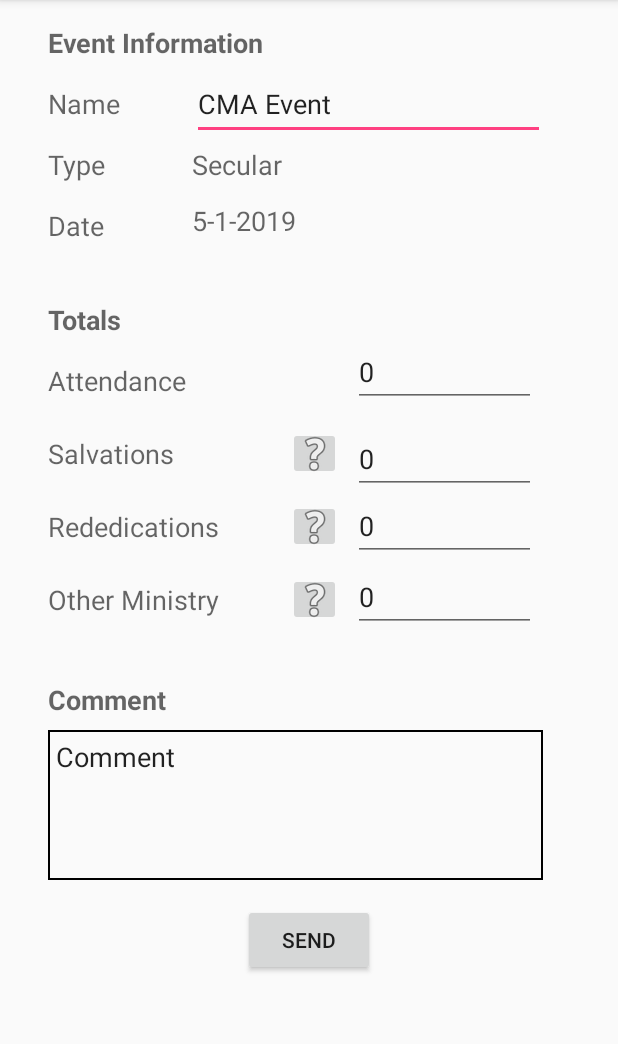
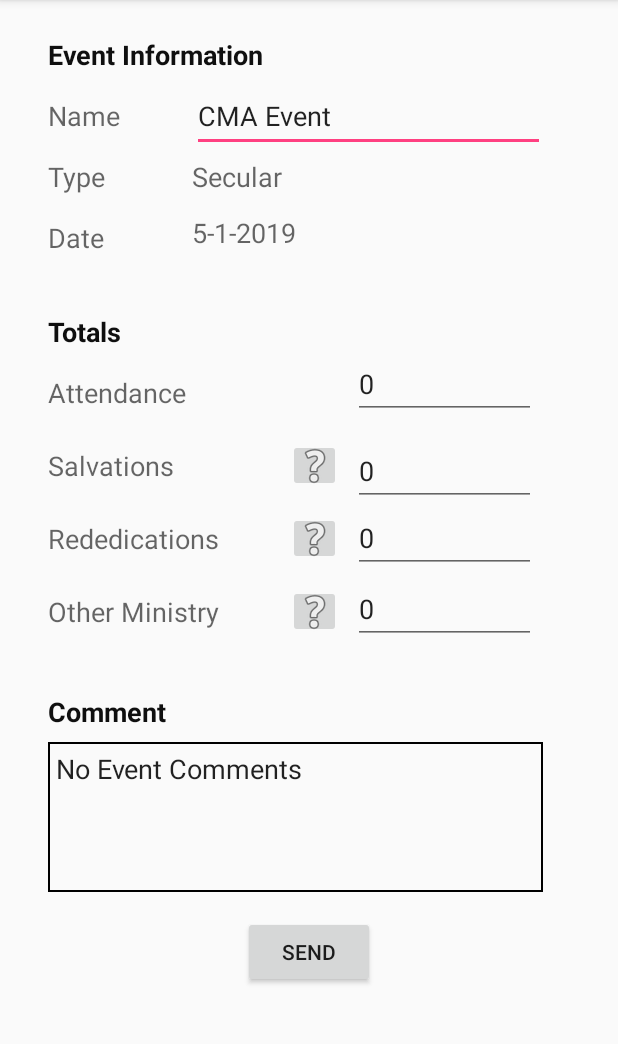
Before and after one commit to pauldshep/CMAActivityReport, an Android app: the screen it shows after launch (ActivityMain), in the options menu, after a tap on "Clear", on a phone screen of 412 x 824 dp, the part 84-1128 px from its top. Run offline under Robolectric (Android 15) with nearby library versions, the phone set to English and light mode, and no system bars.

Commit message:
Comment section added

```diff
--- a/app/src/main/java/com/sss/android/cmaactivityreport/DataCMAActivity.java
+++ b/app/src/main/java/com/sss/android/cmaactivityreport/DataCMAActivity.java
@@ -23,6 +23,7 @@ public class DataCMAActivity extends DataProperties
     private final static String KEY_SALVATIONS     = "key_salvations";
     private final static String KEY_REDEDICATIONS  = "key_rededications";
     private final static String KEY_OTHER_MINISTRY = "key_other_ministry";
+    private final static String KEY_COMMENTS       = "key_comments";
 
 
     // member variables for the report parameters
@@ -33,6 +34,7 @@ public class DataCMAActivity extends DataProperties
     public String mSalvations;
     public String mRededications;
     public String mOtherMinistry;
+    public String mComments;
 
 
     //**************************************************************************
@@ -68,6 +70,8 @@ public class DataCMAActivity extends DataProperties
         mRededications     = new Integer(0).toString();
         mOtherMinistry     = new Integer(0).toString();
 
+        mComments          = "No Event Comments";
+
         // create the properties data structure
         setProperties();
     }
@@ -86,6 +90,7 @@ public class DataCMAActivity extends DataProperties
         setProperty(KEY_SALVATIONS,     mSalvations);
         setProperty(KEY_REDEDICATIONS,  mRededications);
         setProperty(KEY_OTHER_MINISTRY, mOtherMinistry);
+        setProperty(KEY_COMMENTS,       mComments);
 
         Log.i(TAG, "setProperties(): " + toString());
     }
@@ -105,6 +110,7 @@ public class DataCMAActivity extends DataProperties
         mSalvations    = mProperties.getProperty(KEY_SALVATIONS);
         mRededications = mProperties.getProperty(KEY_REDEDICATIONS);
         mOtherMinistry = mProperties.getProperty(KEY_OTHER_MINISTRY);
+        mComments      = mProperties.getProperty(KEY_COMMENTS);
 
         Log.i(TAG, "extractProperties(): " + toString());
     }
@@ -123,7 +129,8 @@ public class DataCMAActivity extends DataProperties
                 ", attend = "       + mCMAAttendence    +
                 ", salvations = "   + mSalvations       +
                 ", reded = "        + mRededications    +
-                ", other = "        + mOtherMinistry;
+                ", other = "        + mOtherMinistry    +
+                ", comments = "     + mComments;
 
         return ret_str;
     }
--- a/app/src/main/res/layout/activity_main.xml
+++ b/app/src/main/res/layout/activity_main.xml
@@ -22,7 +22,10 @@
                 android:orientation="vertical"
                 android:paddingLeft="8dp"
                 android:paddingRight="8dp"
-                android:scrollbars="vertical">
+                android:scrollbars="vertical"
+                android:paddingTop="8dp"
+                android:paddingEnd="8dp"
+                android:paddingBottom="8dp">
 
             <!-- Title: Event Information -->
             <ImageButton
@@ -54,7 +57,7 @@
                     app:layout_constraintTop_toTopOf="parent"
                     android:layout_marginStart="24dp"
                     app:layout_constraintStart_toStartOf="parent"
-                />
+                    android:textColor="#0F0F0F"/>
 
             <!-- Event Name -->
             <TextView
@@ -167,7 +170,8 @@
                     android:layout_marginTop="28dp"
                     app:layout_constraintTop_toBottomOf="@+id/textViewDateTitle"
                     android:layout_marginStart="24dp"
-                    app:layout_constraintStart_toStartOf="parent"/>
+                    app:layout_constraintStart_toStartOf="parent"
+                    android:textColor="#0F0F0F"/>
 
 
             <!-- Number of  CMA members attending the event -->
@@ -306,7 +310,6 @@
                     android:layout_width="152dp"
                     android:layout_height="wrap_content"
                     android:textAppearance="?android:attr/textAppearanceMedium"
-
                     android:layout_below="@+id/textViewDateTitle"
                     android:layout_alignParentStart="true"
                     android:textStyle="bold"
@@ -314,7 +317,8 @@
                     android:layout_marginStart="24dp"
                     app:layout_constraintStart_toStartOf="parent"
                     android:layout_marginTop="32dp"
-                    app:layout_constraintTop_toBottomOf="@+id/textView_other"/>
+                    app:layout_constraintTop_toBottomOf="@+id/textView_other"
+                    android:textColor="#0F0F0F"/>
 
             <EditText
                     android:id="@+id/editTextComment"
```
Also changed, not shown: app/src/main/java/com/sss/android/cmaactivityreport/ActivityMain.java (+12 -8 lines).
